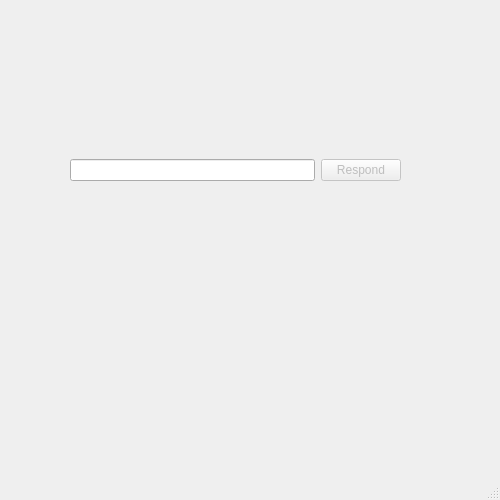
Qt form src/dialog.ui (marcbowes/mxitc) before a commit.
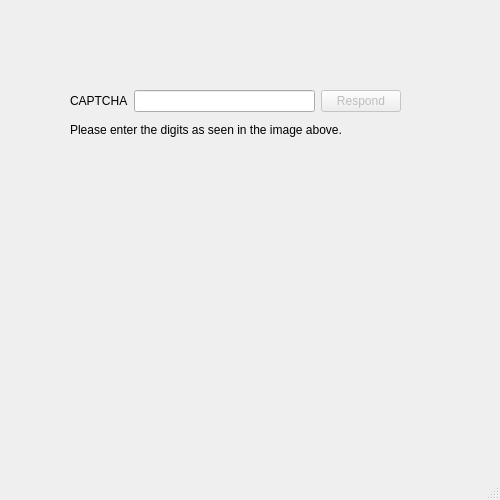
The same form after that commit.

```diff
--- a/src/dialog.ui
+++ b/src/dialog.ui
@@ -19,19 +19,19 @@
       <x>70</x>
       <y>90</y>
       <width>331</width>
-      <height>91</height>
+      <height>51</height>
      </rect>
     </property>
     <layout class="QVBoxLayout" name="verticalLayout" >
-     <item>
-      <widget class="QLabel" name="captchaLabel" >
-       <property name="text" >
-        <string/>
-       </property>
-      </widget>
-     </item>
      <item>
       <layout class="QHBoxLayout" name="horizontalLayout" >
+       <item>
+        <widget class="QLabel" name="captchaLabel" >
+         <property name="text" >
+          <string>CAPTCHA</string>
+         </property>
+        </widget>
+       </item>
        <item>
         <widget class="QLineEdit" name="captchaResponse" />
        </item>
@@ -47,6 +47,13 @@
        </item>
       </layout>
      </item>
+     <item>
+      <widget class="QLabel" name="label" >
+       <property name="text" >
+        <string>Please enter the digits as seen in the image above.</string>
+       </property>
+      </widget>
+     </item>
     </layout>
    </widget>
   </widget>
```
